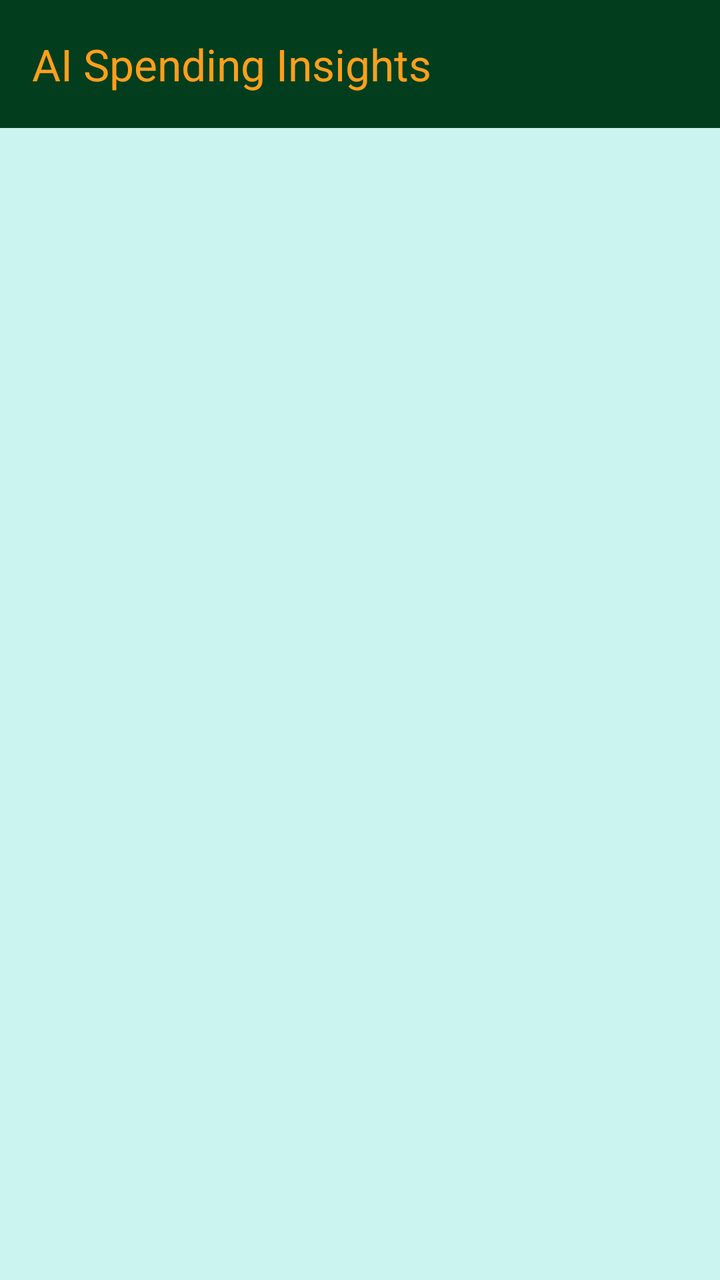
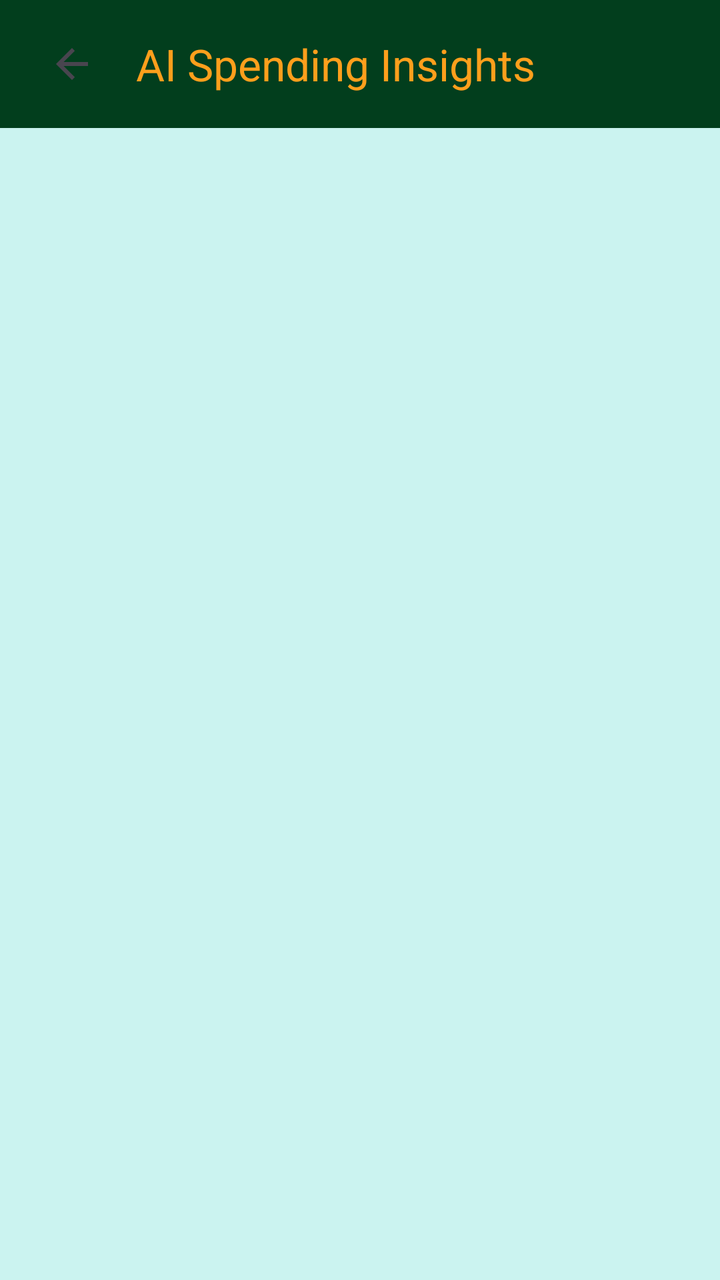

Compare the two renders of this Android layout. The source of the first and the diff that turns it into the second are given below.
<!-- AndroidManifest.xml: activity theme Theme.Pulserds_PROG7313 -->
<!-- res/layout/activity_spending_insight.xml -->
<?xml version="1.0" encoding="utf-8"?>
<LinearLayout xmlns:android="http://schemas.android.com/apk/res/android"
    xmlns:app="http://schemas.android.com/apk/res-auto"
    android:layout_width="match_parent"
    android:layout_height="match_parent"
    android:orientation="vertical"
    android:background="@color/backgroundGreen">

    
    <androidx.appcompat.widget.Toolbar
        android:id="@+id/toolbar"
        android:layout_width="match_parent"
        android:layout_height="?attr/actionBarSize"
        android:background="@color/very_darkGreen"
        android:paddingHorizontal="8dp"
        app:navigationIconTint="@color/backgroundOrange"
        app:title="AI Spending Insights"
        app:titleTextColor="@color/backgroundOrange" />

    
    <ProgressBar
        android:id="@+id/aiLoadingSpinner"
        style="?android:attr/progressBarStyleLarge"
        android:layout_width="wrap_content"
        android:layout_height="wrap_content"
        android:layout_gravity="center_horizontal"
        android:layout_marginTop="120dp"
        android:indeterminateTint="@color/very_darkGreen"
        android:visibility="gone" />

    
    <ScrollView
        android:id="@+id/insightScrollView"
        android:layout_width="match_parent"
        android:layout_height="0dp"
        android:layout_weight="1"
        android:visibility="gone">

        <LinearLayout
            android:layout_width="match_parent"
            android:layout_height="wrap_content"
            android:orientation="vertical"
            android:padding="16dp">

            
            <com.google.android.material.card.MaterialCardView
                android:layout_width="match_parent"
                android:layout_height="wrap_content"
                android:layout_marginBottom="12dp"
                app:cardBackgroundColor="@color/backgroundOrange"
                app:cardCornerRadius="16dp"
                app:cardElevation="4dp">

                <LinearLayout
                    android:layout_width="match_parent"
                    android:layout_height="wrap_content"
                    android:orientation="vertical"
                    android:padding="20dp">

                    <TextView
                        android:layout_width="wrap_content"
                        android:layout_height="wrap_content"
                        android:layout_marginBottom="8dp"
                        android:letterSpacing="0.08"
                        android:text="📊 OVERVIEW"
                        android:textColor="@color/very_darkGreen"
                        android:textSize="11sp"
                        android:textStyle="bold" />

                    <TextView
                        android:id="@+id/txtSummary"
                        android:layout_width="match_parent"
                        android:layout_height="wrap_content"
                        android:lineSpacingMultiplier="1.4"
                        android:textColor="@color/very_darkGreen"
                        android:textSize="15sp" />

                </LinearLayout>
            </com.google.android.material.card.MaterialCardView>

            
            <com.google.android.material.card.MaterialCardView
                android:layout_width="match_parent"
                android:layout_height="wrap_content"
                android:layout_marginBottom="12dp"
                app:cardBackgroundColor="@color/backgroundOrange"
                app:cardCornerRadius="16dp"
                app:cardElevation="4dp"
                app:strokeColor="#CC3333"
                app:strokeWidth="2dp">

                <LinearLayout
                    android:layout_width="match_parent"
                    android:layout_height="wrap_content"
                    android:orientation="vertical"
                    android:padding="20dp">

                    <TextView
                        android:layout_width="wrap_content"
                        android:layout_height="wrap_content"
                        android:layout_marginBottom="8dp"
                        android:letterSpacing="0.12"
                        android:text="⚠️ TOP RISK"
                        android:textColor="#CC3333"
                        android:textSize="11sp"
                        android:textStyle="bold" />

                    <TextView
                        android:id="@+id/txtTopRisk"
                        android:layout_width="match_parent"
                        android:layout_height="wrap_content"
                        android:lineSpacingMultiplier="1.4"
                        android:textColor="@color/very_darkGreen"
                        android:textSize="14sp" />

                </LinearLayout>
            </com.google.android.material.card.MaterialCardView>

            
            <com.google.android.material.card.MaterialCardView
                android:layout_width="match_parent"
                android:layout_height="wrap_content"
                android:layout_marginBottom="12dp"
                app:cardBackgroundColor="@color/backgroundOrange"
                app:cardCornerRadius="16dp"
                app:cardElevation="4dp">

                <LinearLayout
                    android:layout_width="match_parent"
                    android:layout_height="wrap_content"
                    android:orientation="vertical"
                    android:padding="20dp">

                    <TextView
                        android:layout_width="wrap_content"
                        android:layout_height="wrap_content"
                        android:layout_marginBottom="12dp"
                        android:letterSpacing="0.08"
                        android:text="🔴 OVERSPENDING WARNINGS"
                        android:textColor="@color/very_darkGreen"
                        android:textSize="11sp"
                        android:textStyle="bold" />

                    <TextView
                        android:id="@+id/txtWarnings"
                        android:layout_width="match_parent"
                        android:layout_height="wrap_content"
                        android:lineSpacingMultiplier="1.6"
                        android:textColor="@color/very_darkGreen"
                        android:textSize="14sp" />

                </LinearLayout>
            </com.google.android.material.card.MaterialCardView>

            
            <com.google.android.material.card.MaterialCardView
                android:layout_width="match_parent"
                android:layout_height="wrap_content"
                android:layout_marginBottom="12dp"
                app:cardBackgroundColor="@color/backgroundOrange"
                app:cardCornerRadius="16dp"
                app:cardElevation="4dp">

                <LinearLayout
                    android:layout_width="match_parent"
                    android:layout_height="wrap_content"
                    android:orientation="vertical"
                    android:padding="20dp">

                    <TextView
                        android:layout_width="wrap_content"
                        android:layout_height="wrap_content"
                        android:layout_marginBottom="12dp"
                        android:letterSpacing="0.08"
                        android:text="💡 BUDGET SUGGESTIONS"
                        android:textColor="@color/very_darkGreen"
                        android:textSize="11sp"
                        android:textStyle="bold" />

                    <TextView
                        android:id="@+id/txtSuggestions"
                        android:layout_width="match_parent"
                        android:layout_height="wrap_content"
                        android:lineSpacingMultiplier="1.6"
                        android:textColor="@color/very_darkGreen"
                        android:textSize="14sp" />

                </LinearLayout>
            </com.google.android.material.card.MaterialCardView>

            
            <com.google.android.material.card.MaterialCardView
                android:layout_width="match_parent"
                android:layout_height="wrap_content"
                android:layout_marginBottom="24dp"
                app:cardBackgroundColor="@color/very_darkGreen"
                app:cardCornerRadius="16dp"
                app:cardElevation="4dp">

                <LinearLayout
                    android:layout_width="match_parent"
                    android:layout_height="wrap_content"
                    android:orientation="vertical"
                    android:padding="20dp">

                    <TextView
                        android:layout_width="wrap_content"
                        android:layout_height="wrap_content"
                        android:layout_marginBottom="8dp"
                        android:letterSpacing="0.08"
                        android:text="🏦 SAVINGS GOAL ADVICE"
                        android:textColor="@color/darkerGreen"
                        android:textSize="11sp"
                        android:textStyle="bold" />

                    <TextView
                        android:id="@+id/txtSavingsAdvice"
                        android:layout_width="match_parent"
                        android:layout_height="wrap_content"
                        android:lineSpacingMultiplier="1.4"
                        android:textColor="@color/backgroundOrange"
                        android:textSize="14sp" />

                </LinearLayout>
            </com.google.android.material.card.MaterialCardView>

        </LinearLayout>
    </ScrollView>

</LinearLayout>
<!-- resources referenced by this layout -->
<resources>
  <color name="backgroundGreen">#CBF3F0</color>
  <color name="backgroundOrange">#FF9F1C</color>
  <color name="darkerGreen">#2EC4B6</color>
  <color name="very_darkGreen">#023E1D</color>
  <style name="Theme.Pulserds_PROG7313" parent="Base.Theme.Pulserds_PROG7313" />
  <style name="Base.Theme.Pulserds_PROG7313" parent="Theme.Material3.DayNight.NoActionBar">
          
          
      </style>
</resources>

<!-- the commit's change to res/layout/activity_spending_insight.xml (unified diff, before → after) -->
@@ -13,7 +13,9 @@
         android:layout_height="?attr/actionBarSize"
         android:background="@color/very_darkGreen"
         android:paddingHorizontal="8dp"
+        app:navigationIcon="?attr/homeAsUpIndicator"
         app:navigationIconTint="@color/backgroundOrange"
+        app:navigationContentDescription="Back to Analytics"
         app:title="AI Spending Insights"
         app:titleTextColor="@color/backgroundOrange" />
 
